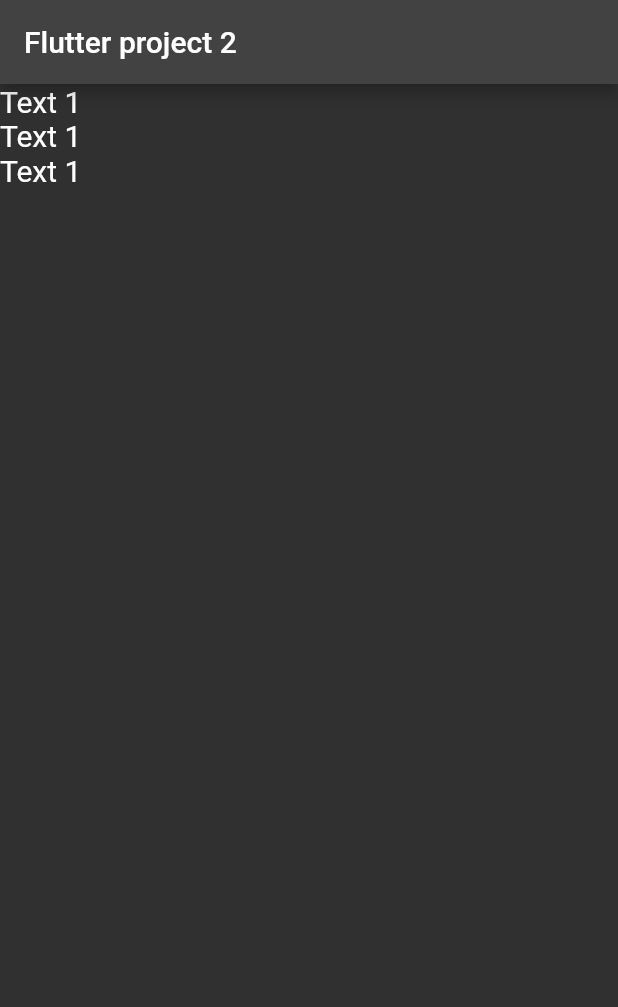
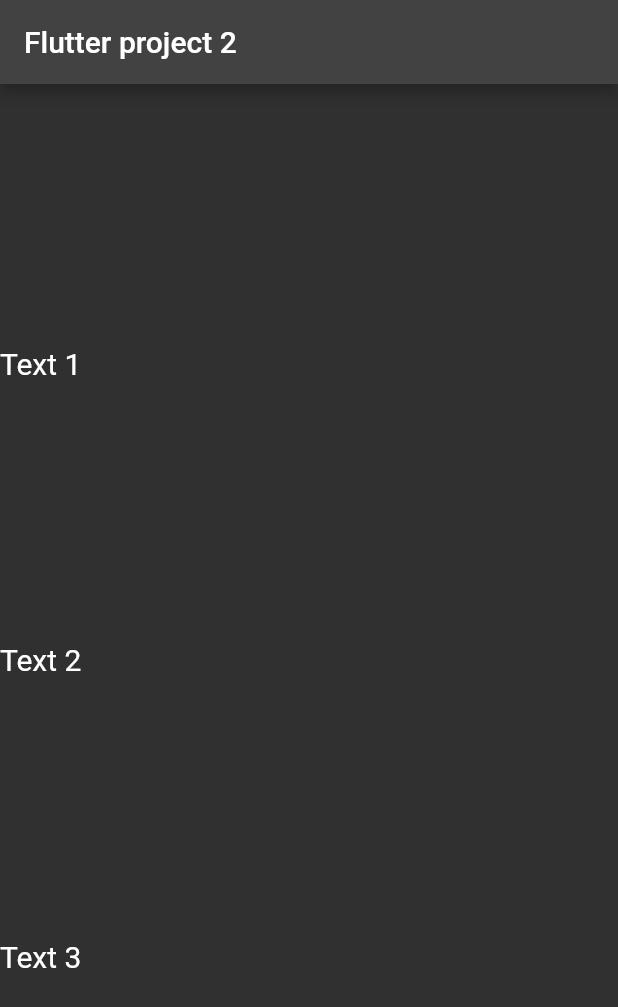
Before and after one commit to Nadil97/Flutter_Basic, a Flutter app: the screen it shows after launch, on a phone screen of 412 x 824 dp. Shown: the top 1007 px of the screen. Run offline on Flutter 3.47's test engine with Material 2 defaults, Android fonts, the phone set to English and light mode, and no system bars; our stand-ins replace device_preview.

Commit message:
main axis alliment

```diff
--- a/flutter_basic_2/lib/main.dart
+++ b/flutter_basic_2/lib/main.dart
@@ -54,17 +54,19 @@ class _MyHomePageState extends State<MyHomePage> {
           //     ),
           //   ),
           // ),
-          Column(children: [
+          Column(mainAxisAlignment: MainAxisAlignment.spaceEvenly,
+
+          children: [
         Text(
           "Text 1",
           style: TextStyle(fontSize: 20),
         ),
         Text(
-          "Text 1",
+          "Text 2",
           style: TextStyle(fontSize: 20),
         ),
         Text(
-          "Text 1",
+          "Text 3",
           style: TextStyle(fontSize: 20),
         ),
       ]),
```
